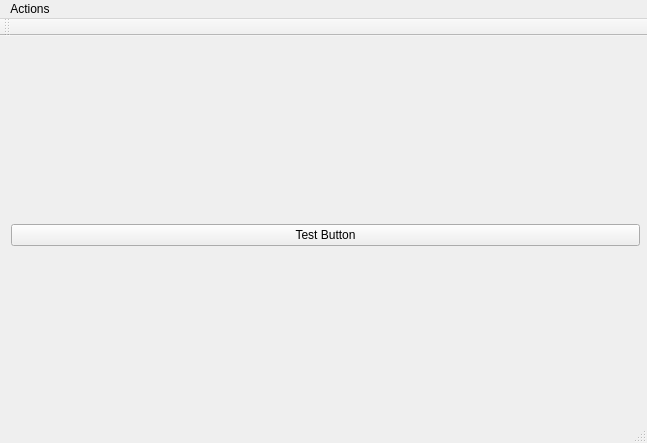
Qt form mainwindow.ui (miikama/huecontrollerqt) before a commit.
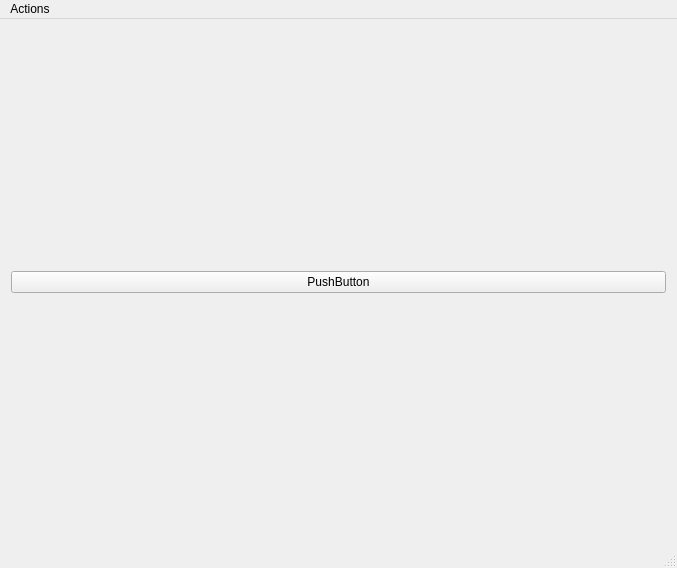
The same form after that commit.

The edit to the form file:
```diff
--- a/mainwindow.ui
+++ b/mainwindow.ui
@@ -6,43 +6,33 @@
    <rect>
     <x>0</x>
     <y>0</y>
-    <width>647</width>
-    <height>443</height>
+    <width>677</width>
+    <height>568</height>
    </rect>
   </property>
   <property name="windowTitle">
    <string>MainWindow</string>
   </property>
   <widget class="QWidget" name="centralWidget">
-   <widget class="QWidget" name="verticalLayoutWidget">
-    <property name="geometry">
-     <rect>
-      <x>0</x>
-      <y>-1</y>
-      <width>651</width>
-      <height>401</height>
-     </rect>
-    </property>
-    <layout class="QVBoxLayout" name="verticalLayout" stretch="0">
-     <property name="sizeConstraint">
-      <enum>QLayout::SetDefaultConstraint</enum>
-     </property>
-     <item>
-      <widget class="QPushButton" name="pushButton">
+   <layout class="QGridLayout" name="gridLayout">
+    <item row="1" column="0">
+     <widget class="QPushButton" name="testingButton">
        <property name="text">
-        <string>Test Button</string>
+       <string>PushButton</string>
        </property>
       </widget>
      </item>
-    </layout>
-   </widget>
-  </widget>
+    <item row="0" column="0">
+     <layout class="QVBoxLayout" name="LightWidgetLayout"/>
+    </item>
+   </layout>
+  </widget>
   <widget class="QMenuBar" name="menuBar">
    <property name="geometry">
     <rect>
      <x>0</x>
      <y>0</y>
-     <width>647</width>
+     <width>677</width>
      <height>22</height>
     </rect>
    </property>
@@ -58,14 +48,6 @@
    </widget>
    <addaction name="menuConnect"/>
   </widget>
-  <widget class="QToolBar" name="mainToolBar">
-   <attribute name="toolBarArea">
-    <enum>TopToolBarArea</enum>
-   </attribute>
-   <attribute name="toolBarBreak">
-    <bool>false</bool>
-   </attribute>
-  </widget>
   <widget class="QStatusBar" name="statusBar"/>
   <action name="actionExit">
    <property name="text">
```
Lines whose indentation alone changed are shown as unchanged.
